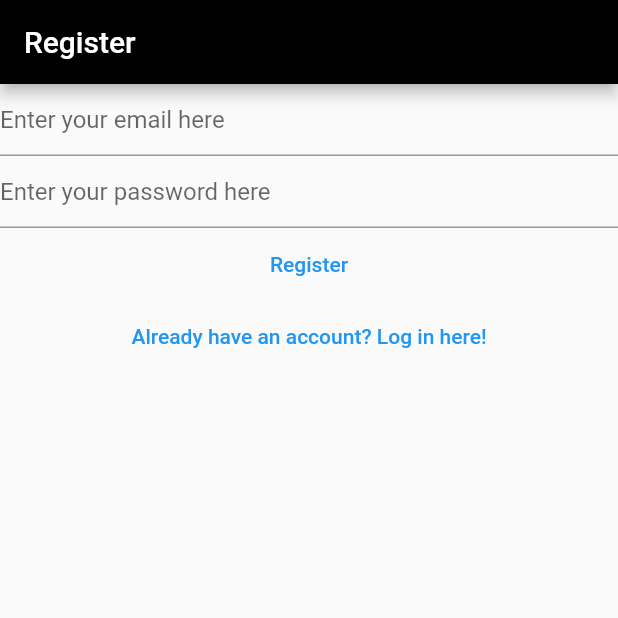
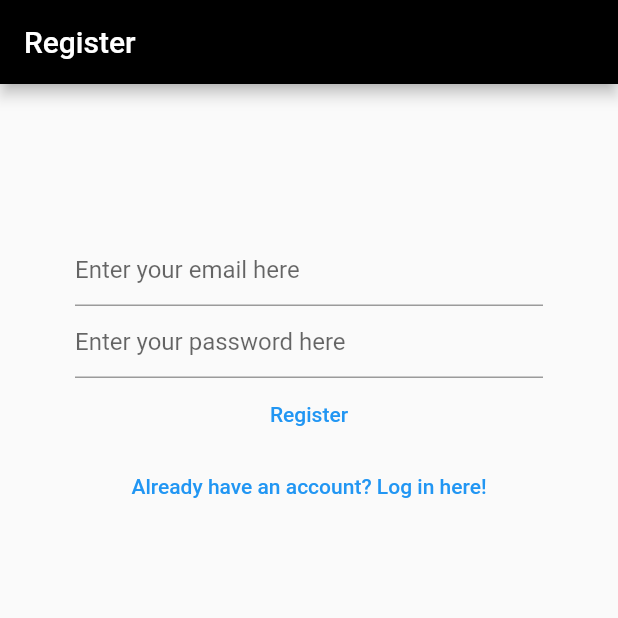
Before and after one commit to zerq98/Flutter-course, a Flutter app: the screen it shows after launch, after a tap on "Not registered yet? Register here!", on a phone screen of 412 x 824 dp, the top half of it. Run offline on Flutter 3.47's test engine with Material 2 defaults, Android fonts, the phone set to English and light mode, and no system bars; our stand-ins replace firebase_auth, firebase_core; accounts and stored records are empty; generated files the repository leaves out were written again; network calls fail.

```diff
--- /dev/null
+++ b/lib/enums/menuActionEnum.dart
@@ -0,0 +1 @@
+enum MenuAction { logout }
--- a/lib/main.dart
+++ b/lib/main.dart
@@ -1,5 +1,6 @@
 import 'package:flutter/material.dart';
 import 'package:learning_dart/views/login.dart';
+import 'package:learning_dart/views/notes.dart';
 import 'package:learning_dart/views/register.dart';
 import 'package:learning_dart/views/verifyEmail.dart';
 import 'views/home.dart';
@@ -15,6 +16,7 @@ void main() {
       '/register/': (context) => const RegisterView(),
       '/home/': (context) => const HomeView(),
       '/verify/': (context) => const VerifyEmailView(),
+      '/notes/': (context) => const NotesView(),
     },
   ));
 }
--- a/lib/views/home.dart
+++ b/lib/views/home.dart
@@ -2,6 +2,7 @@ import 'package:firebase_auth/firebase_auth.dart';
 import 'package:firebase_core/firebase_core.dart';
 import 'package:flutter/material.dart';
 import 'package:learning_dart/views/login.dart';
+import 'package:learning_dart/views/notes.dart';
 import 'package:learning_dart/views/verifyEmail.dart';
 import '../firebase_options.dart';
 
@@ -10,11 +11,7 @@ class HomeView extends StatelessWidget {
 
   @override
   Widget build(BuildContext context) {
-    return Scaffold(
-        appBar: AppBar(
-          title: Text('Home'),
-        ),
-        body: FutureBuilder(
+    return FutureBuilder(
       future: Firebase.initializeApp(
           options: DefaultFirebaseOptions.currentPlatform),
       builder: (context, snapshot) {
@@ -27,24 +24,7 @@ class HomeView extends StatelessWidget {
                     .pushNamedAndRemoveUntil('/verify/', (route) => false));
                 return Text('');
               }
-                  return Padding(
-                    padding: const EdgeInsets.only(top: 100.0),
-                    child: Center(
-                      child: Column(
-                        children: [
-                          Text('Home page'),
-                          TextButton(
-                              onPressed: () {
-                                FirebaseAuth.instance.signOut();
-                                Future.microtask(() => Navigator.of(context)
-                                    .pushNamedAndRemoveUntil(
-                                        '/login/', (route) => false));
-                              },
-                              child: Text('Sign out'))
-                        ],
-                      ),
-                    ),
-                  );
+              return NotesView();
             } else {
               Future.microtask(() => Navigator.of(context)
                   .pushNamedAndRemoveUntil('/login/', (route) => false));
@@ -55,6 +35,6 @@ class HomeView extends StatelessWidget {
             return const CircularProgressIndicator();
         }
       },
-        ));
+    );
   }
 }
--- a/lib/views/login.dart
+++ b/lib/views/login.dart
@@ -37,7 +37,9 @@ class _LoginViewState extends State<LoginView> {
           title: Text('Login'),
           backgroundColor: Colors.black,
         ),
-        body: Column(
+        body: Padding(
+          padding: const EdgeInsets.symmetric(vertical: 100, horizontal: 50),
+          child: Column(
             children: [
               TextField(
                 enableSuggestions: false,
@@ -47,7 +49,8 @@ class _LoginViewState extends State<LoginView> {
                 controller: _email,
               ),
               TextField(
-              decoration: InputDecoration(hintText: 'Enter your password here'),
+                decoration:
+                    InputDecoration(hintText: 'Enter your password here'),
                 controller: _password,
                 obscureText: true,
                 enableSuggestions: false,
@@ -84,6 +87,7 @@ class _LoginViewState extends State<LoginView> {
                 child: Text("Not registered yet? Register here!"),
               )
             ],
+          ),
         ));
   }
 }
--- a/lib/views/register.dart
+++ b/lib/views/register.dart
@@ -36,7 +36,9 @@ class _RegisterViewState extends State<RegisterView> {
           title: Text('Register'),
           backgroundColor: Colors.black,
         ),
-        body: Column(
+        body: Padding(
+          padding: const EdgeInsets.symmetric(vertical: 100, horizontal: 50),
+          child: Column(
             children: [
               TextField(
                 enableSuggestions: false,
@@ -46,7 +48,8 @@ class _RegisterViewState extends State<RegisterView> {
                 controller: _email,
               ),
               TextField(
-              decoration: InputDecoration(hintText: 'Enter your password here'),
+                decoration:
+                    InputDecoration(hintText: 'Enter your password here'),
                 controller: _password,
                 obscureText: true,
                 enableSuggestions: false,
@@ -91,6 +94,7 @@ class _RegisterViewState extends State<RegisterView> {
                   },
                   child: Text('Already have an account? Log in here!'))
             ],
+          ),
         ));
   }
 }
```
Also changed, not shown: lib/views/notes.dart (added, +88 -0 lines). Lines whose indentation alone changed are shown as unchanged.
